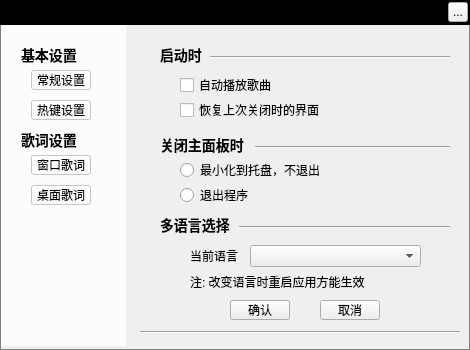
The window that ui/application/musicsettingwidget.ui (Greedysky/TTKMusicPlayer) describes before a commit, drawn with Qt 5.
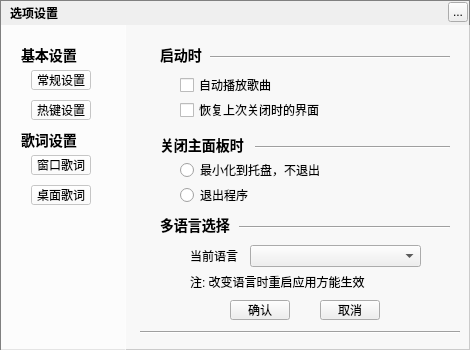
The same window after the commit. Custom widgets are drawn as their Qt base class.

Commit message: update music background image on dialog[123064]

Patch:
```diff
--- a/ui/application/musicsettingwidget.ui
+++ b/ui/application/musicsettingwidget.ui
@@ -16,18 +16,15 @@
   <property name="styleSheet">
    <string notr="true">#MusicSettingWidget{border:1px solid gray}</string>
   </property>
-  <widget class="QLabel" name="topTitleBar">
+  <widget class="QLabel" name="background">
    <property name="geometry">
     <rect>
      <x>0</x>
      <y>0</y>
      <width>471</width>
-     <height>25</height>
+     <height>351</height>
     </rect>
    </property>
-   <property name="styleSheet">
-    <string notr="true">background:black</string>
-   </property>
    <property name="text">
     <string/>
    </property>
@@ -1128,13 +1125,13 @@
     </widget>
    </widget>
   </widget>
-  <widget class="QWidget" name="widget" native="true">
+  <widget class="QWidget" name="backgroundMask1" native="true">
    <property name="geometry">
     <rect>
      <x>1</x>
      <y>25</y>
      <width>125</width>
-     <height>321</height>
+     <height>325</height>
     </rect>
    </property>
    <property name="styleSheet">
@@ -1268,6 +1265,28 @@
     <enum>Qt::Horizontal</enum>
    </property>
   </widget>
+  <widget class="QWidget" name="backgroundMask2" native="true">
+   <property name="geometry">
+    <rect>
+     <x>125</x>
+     <y>25</y>
+     <width>346</width>
+     <height>325</height>
+    </rect>
+   </property>
+   <property name="styleSheet">
+    <string notr="true">background:rgba(255,255,255,150)</string>
+   </property>
+  </widget>
+  <zorder>background</zorder>
+  <zorder>backgroundMask2</zorder>
+  <zorder>topTitleName</zorder>
+  <zorder>topTitleCloseButton</zorder>
+  <zorder>stackedWidget</zorder>
+  <zorder>backgroundMask1</zorder>
+  <zorder>confirm</zorder>
+  <zorder>cancel</zorder>
+  <zorder>line_4</zorder>
  </widget>
  <customwidgets>
   <customwidget>
```
The commit also changes 11 other files.
